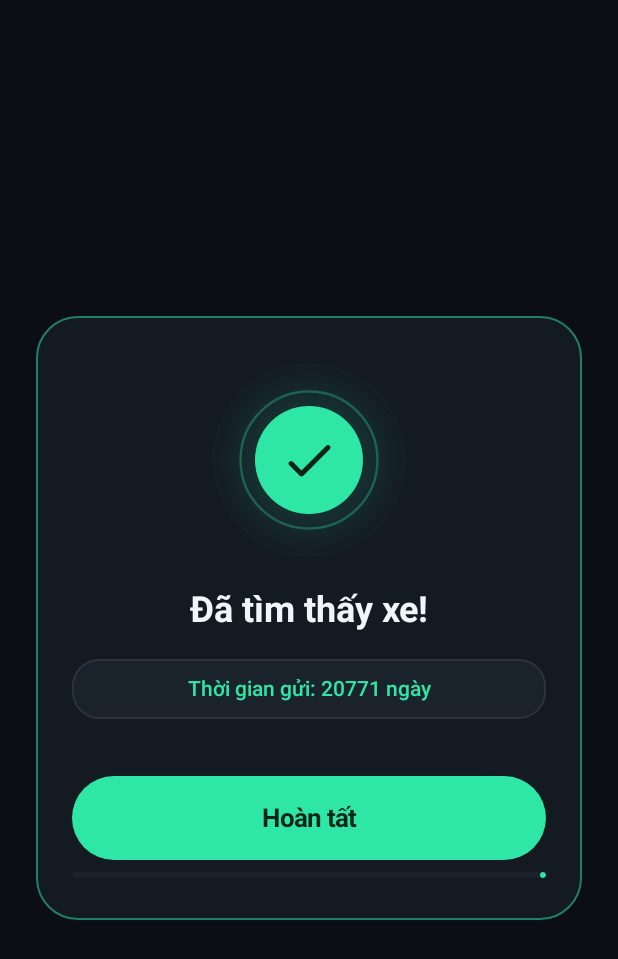
After one commit to mrtruong43/FindMyCar, an Android app built with Jetpack Compose: the composable TripCompletedOverlay called with empty values, on a phone screen of 412 x 824 dp. The commit adds this screen. Shown: the top 959 px of the screen. Run offline under Robolectric (Android 15) with nearby library versions, the phone set to English and light mode, and no system bars.

Commit message:
feat: add celebratory trip-completed confirmation overlay with auto-dismiss

```diff
--- a/app/src/main/java/com/truong/findmycar/ui/components/TimeFormat.kt
+++ b/app/src/main/java/com/truong/findmycar/ui/components/TimeFormat.kt
@@ -23,3 +23,24 @@ fun formatElapsedTime(context: Context, savedAtMs: Long, nowMs: Long = System.cu
         }
     }
 }
+
+fun formatParkingDuration(context: Context, savedAtMs: Long, nowMs: Long = System.currentTimeMillis()): String {
+    val diffMinutes = ((nowMs - savedAtMs).coerceAtLeast(0L)) / 60_000L
+    return when {
+        diffMinutes < 1L -> context.getString(R.string.trip_completed_duration_under_min)
+        diffMinutes < 60L -> context.getString(R.string.trip_completed_duration_mins, diffMinutes.toInt())
+        diffMinutes < 24L * 60L -> {
+            val hours = (diffMinutes / 60L).toInt()
+            val mins = (diffMinutes % 60L).toInt()
+            if (mins == 0) {
+                context.getString(R.string.trip_completed_duration_hours, hours)
+            } else {
+                context.getString(R.string.trip_completed_duration_hours_mins, hours, mins)
+            }
+        }
+        else -> {
+            val days = (diffMinutes / (24L * 60L)).toInt()
+            context.getString(R.string.trip_completed_duration_days, days)
+        }
+    }
+}
--- /dev/null
+++ b/app/src/main/java/com/truong/findmycar/ui/components/TripCompletedOverlay.kt
@@ -0,0 +1,355 @@
+package com.truong.findmycar.ui.components
+
+import android.content.Context
+import android.os.Build
+import android.os.VibrationEffect
+import android.os.Vibrator
+import android.os.VibratorManager
+import androidx.compose.animation.core.Animatable
+import androidx.compose.animation.core.FastOutSlowInEasing
+import androidx.compose.animation.core.LinearEasing
+import androidx.compose.animation.core.RepeatMode
+import androidx.compose.animation.core.Spring
+import androidx.compose.animation.core.animateFloat
+import androidx.compose.animation.core.infiniteRepeatable
+import androidx.compose.animation.core.rememberInfiniteTransition
+import androidx.compose.animation.core.spring
+import androidx.compose.animation.core.tween
+import androidx.compose.foundation.BorderStroke
+import androidx.compose.foundation.Canvas
+import androidx.compose.foundation.background
+import androidx.compose.foundation.clickable
+import androidx.compose.foundation.interaction.MutableInteractionSource
+import androidx.compose.foundation.layout.Arrangement
+import androidx.compose.foundation.layout.Box
+import androidx.compose.foundation.layout.Column
+import androidx.compose.foundation.layout.Row
+import androidx.compose.foundation.layout.Spacer
+import androidx.compose.foundation.layout.fillMaxSize
+import androidx.compose.foundation.layout.fillMaxWidth
+import androidx.compose.foundation.layout.height
+import androidx.compose.foundation.layout.padding
+import androidx.compose.foundation.layout.size
+import androidx.compose.foundation.layout.widthIn
+import androidx.compose.foundation.shape.CircleShape
+import androidx.compose.foundation.shape.RoundedCornerShape
+import androidx.compose.material.icons.Icons
+import androidx.compose.material.icons.rounded.Check
+import androidx.compose.material3.Button
+import androidx.compose.material3.ButtonDefaults
+import androidx.compose.material3.Icon
+import androidx.compose.material3.LinearProgressIndicator
+import androidx.compose.material3.MaterialTheme
+import androidx.compose.material3.Surface
+import androidx.compose.material3.Text
+import androidx.compose.runtime.Composable
+import androidx.compose.runtime.LaunchedEffect
+import androidx.compose.runtime.getValue
+import androidx.compose.runtime.mutableStateOf
+import androidx.compose.runtime.remember
+import androidx.compose.runtime.setValue
+import androidx.compose.ui.Alignment
+import androidx.compose.ui.Modifier
+import androidx.compose.ui.draw.clip
+import androidx.compose.ui.draw.scale
+import androidx.compose.ui.geometry.Offset
+import androidx.compose.ui.graphics.Brush
+import androidx.compose.ui.graphics.Color
+import androidx.compose.ui.graphics.StrokeCap
+import androidx.compose.ui.graphics.drawscope.Stroke
+import androidx.compose.ui.hapticfeedback.HapticFeedbackType
+import androidx.compose.ui.platform.LocalContext
+import androidx.compose.ui.platform.LocalHapticFeedback
+import androidx.compose.ui.res.stringResource
+import androidx.compose.ui.text.font.FontWeight
+import androidx.compose.ui.text.style.TextAlign
+import androidx.compose.ui.text.style.TextOverflow
+import androidx.compose.ui.unit.dp
+import androidx.compose.ui.unit.sp
+import com.truong.findmycar.R
+import com.truong.findmycar.ui.theme.MintAccent
+import com.truong.findmycar.ui.theme.NearBlackBg
+import com.truong.findmycar.ui.theme.OnMintAccent
+import com.truong.findmycar.ui.theme.SurfaceLayer1
+import com.truong.findmycar.ui.theme.SurfaceLayer2
+import com.truong.findmycar.ui.theme.TextPrimary
+import com.truong.findmycar.ui.theme.TextSecondary
+import kotlinx.coroutines.launch
+import kotlin.math.PI
+import kotlin.math.cos
+import kotlin.math.sin
+
+@Composable
+fun TripCompletedOverlay(
+    savedAtMs: Long,
+    note: String,
+    hapticEnabled: Boolean,
+    onDismiss: () -> Unit,
+    modifier: Modifier = Modifier
+) {
+    val context = LocalContext.current
+    val haptic = LocalHapticFeedback.current
+
+    var dismissed by remember { mutableStateOf(false) }
+    fun finishOnce() {
+        if (!dismissed) {
+            dismissed = true
+            onDismiss()
+        }
+    }
+
+    val badgeScale = remember { Animatable(0.25f) }
+    val sparkProgress = remember { Animatable(0f) }
+    val autoDismissProgress = remember { Animatable(0f) }
+
+    val durationText = remember(savedAtMs) {
+        formatParkingDuration(context, savedAtMs)
+    }
+
+    LaunchedEffect(Unit) {
+        if (hapticEnabled) {
+            triggerCelebrationHaptic(context) {
+                haptic.performHapticFeedback(HapticFeedbackType.LongPress)
+            }
+        }
+        launch {
+            badgeScale.animateTo(
+                targetValue = 1f,
+                animationSpec = spring(
+                    dampingRatio = 0.50f,
+                    stiffness = Spring.StiffnessMediumLow
+                )
+            )
+        }
+        launch {
+            sparkProgress.animateTo(
+                targetValue = 1f,
+                animationSpec = tween(durationMillis = 850, easing = FastOutSlowInEasing)
+            )
+        }
+        autoDismissProgress.animateTo(
+            targetValue = 1f,
+            animationSpec = tween(durationMillis = 2_500, easing = LinearEasing)
+        )
+        finishOnce()
+    }
+
+    val infiniteTransition = rememberInfiniteTransition(label = "celebration_rings")
+    val ringWave by infiniteTransition.animateFloat(
+        initialValue = 0f,
+        targetValue = 1f,
+        animationSpec = infiniteRepeatable(
+            animation = tween(durationMillis = 1_500, easing = FastOutSlowInEasing),
+            repeatMode = RepeatMode.Restart
+        ),
+        label = "ring_wave"
+    )
+
+    Box(
+        modifier = modifier
+            .fillMaxSize()
+            .background(NearBlackBg.copy(alpha = 0.92f))
+            .clickable(
+                interactionSource = remember { MutableInteractionSource() },
+                indication = null
+            ) { /* absorb backdrop taps */ }
+            .padding(horizontal = 24.dp),
+        contentAlignment = Alignment.Center
+    ) {
+        Surface(
+            shape = RoundedCornerShape(28.dp),
+            color = SurfaceLayer1,
+            border = BorderStroke(1.2.dp, MintAccent.copy(alpha = 0.50f)),
+            modifier = Modifier
+                .fillMaxWidth()
+                .widthIn(max = 420.dp)
+        ) {
+            Column(
+                modifier = Modifier
+                    .fillMaxWidth()
+                    .padding(horizontal = 24.dp, vertical = 28.dp),
+                horizontalAlignment = Alignment.CenterHorizontally,
+                verticalArrangement = Arrangement.spacedBy(18.dp)
+            ) {
+                // Animated Checkmark Badge + Expanding Concentric Radar Rings + Particle Sparks
+                Box(
+                    modifier = Modifier.size(136.dp),
+                    contentAlignment = Alignment.Center
+                ) {
+                    Canvas(modifier = Modifier.fillMaxSize()) {
+                        val centerPt = center
+                        val maxR = size.minDimension * 0.48f
+
+                        // Ambient emerald glow
+                        drawCircle(
+                            brush = Brush.radialGradient(
+                                colors = listOf(
+                                    MintAccent.copy(alpha = 0.24f),
+                                    Color.Transparent
+                                ),
+                                center = centerPt,
+                                radius = maxR
+                            ),
+                            center = centerPt,
+                            radius = maxR
+                        )
+
+                        // Expanding concentric radar rings
+                        listOf(0f, 0.5f).forEach { offset ->
+                            val phase = (ringWave + offset) % 1f
+                            val r = maxR * (0.45f + phase * 0.55f)
+                            val alpha = (1f - phase) * 0.55f
+                            drawCircle(
+                                color = MintAccent.copy(alpha = alpha),
+                                radius = r,
+                                center = centerPt,
+                                style = Stroke(width = 1.6.dp.toPx())
+                            )
+                        }
+
+                        // Minimalist emerald particle sparks
+                        val sparkP = sparkProgress.value
+                        if (sparkP in 0.02f..0.98f) {
+                            val sparkAlpha = (1f - sparkP) * 0.9f
+                            val sparkCount = 8
+                            for (i in 0 until sparkCount) {
+                                val angle = (2.0 * PI * i / sparkCount) + (PI / 8.0)
+                                val startR = maxR * (0.50f + sparkP * 0.28f)
+                                val endR = startR + 8.dp.toPx() * (1f - sparkP * 0.4f)
+                                drawLine(
+                                    color = if (i % 2 == 0) MintAccent.copy(alpha = sparkAlpha)
+                                    else Color(0xFF80FFF0).copy(alpha = sparkAlpha),
+                                    start = Offset(
+                                        centerPt.x + (startR * cos(angle)).toFloat(),
+                                        centerPt.y + (startR * sin(angle)).toFloat()
+                                    ),
+                                    end = Offset(
+                                        centerPt.x + (endR * cos(angle)).toFloat(),
+                                        centerPt.y + (endR * sin(angle)).toFloat()
+                                    ),
+                                    strokeWidth = 2.2.dp.toPx(),
+                                    cap = StrokeCap.Round
+                                )
+                            }
+                        }
+                    }
+
+                    Box(
+                        modifier = Modifier
+                            .size(72.dp)
+                            .scale(badgeScale.value)
+                            .clip(CircleShape)
+                            .background(MintAccent),
+                        contentAlignment = Alignment.Center
+                    ) {
+                        Icon(
+                            imageVector = Icons.Rounded.Check,
+                            contentDescription = null,
+                            tint = OnMintAccent,
+                            modifier = Modifier.size(40.dp)
+                        )
+                    }
+                }
+
+                // Headline
+                Text(
+                    text = stringResource(R.string.trip_completed_title),
+                    fontSize = 24.sp,
+                    fontWeight = FontWeight.Bold,
+                    color = TextPrimary,
+                    textAlign = TextAlign.Center
+                )
+
+                // Compact Trip Summary Pill (duration + saved floor/pillar note if present)
+                Surface(
+                    shape = RoundedCornerShape(18.dp),
+                    color = SurfaceLayer2,
+                    border = BorderStroke(1.dp, Color.White.copy(alpha = 0.08f)),
+                    modifier = Modifier.fillMaxWidth()
+                ) {
+                    Column(
+                        modifier = Modifier
+                            .fillMaxWidth()
+                            .padding(horizontal = 16.dp, vertical = 12.dp),
+                        horizontalAlignment = Alignment.CenterHorizontally,
+                        verticalArrangement = Arrangement.spacedBy(4.dp)
+                    ) {
+                        Text(
+                            text = durationText,
+                            style = MaterialTheme.typography.bodyMedium,
+                            fontWeight = FontWeight.SemiBold,
+                            color = MintAccent,
+                            textAlign = TextAlign.Center
+                        )
+                        if (note.isNotBlank()) {
+                            Text(
+                                text = note.trim(),
+                                style = MaterialTheme.typography.bodySmall,
+                                color = TextSecondary,
+                                maxLines = 2,
+                                overflow = TextOverflow.Ellipsis,
+                                textAlign = TextAlign.Center
+                            )
+                        }
+                    }
+                }
+
+                Spacer(modifier = Modifier.height(2.dp))
+
+                // Primary "Hoàn tất" button with 2.5s linear auto-dismiss progress bar
+                Column(
+                    modifier = Modifier.fillMaxWidth(),
+                    verticalArrangement = Arrangement.spacedBy(8.dp)
+                ) {
+                    Button(
+                        onClick = { finishOnce() },
+                        shape = CircleShape,
+                        colors = ButtonDefaults.buttonColors(
+                            containerColor = MintAccent,
+                            contentColor = OnMintAccent
+                        ),
+                        modifier = Modifier
+                            .fillMaxWidth()
+                            .height(56.dp)
+                    ) {
+                        Text(
+                            text = stringResource(R.string.trip_completed_done_button),
+                            style = MaterialTheme.typography.titleMedium,
+                            fontWeight = FontWeight.Bold
+                        )
+                    }
+
+                    LinearProgressIndicator(
+                        progress = { 1f - autoDismissProgress.value },
+                        color = MintAccent,
+                        trackColor = SurfaceLayer2,
+                        strokeCap = StrokeCap.Round,
+                        modifier = Modifier
+                            .fillMaxWidth()
+                            .height(4.dp)
+                            .clip(CircleShape)
+                    )
+                }
+            }
+        }
+    }
+}
+
+private fun triggerCelebrationHaptic(
+    context: Context,
+    fallback: () -> Unit
+) {
+    val vibrator = if (Build.VERSION.SDK_INT >= Build.VERSION_CODES.S) {
+        (context.getSystemService(Context.VIBRATOR_MANAGER_SERVICE) as? VibratorManager)?.defaultVibrator
+    } else {
+        @Suppress("DEPRECATION")
+        context.getSystemService(Context.VIBRATOR_SERVICE) as? Vibrator
+    }
+    if (vibrator != null && vibrator.hasVibrator()) {
+        runCatching {
+            vibrator.vibrate(VibrationEffect.createOneShot(45L, 200))
+        }.onFailure { fallback() }
+    } else {
+        fallback()
+    }
+}
--- a/app/src/main/java/com/truong/findmycar/ui/find/FindCarViewModel.kt
+++ b/app/src/main/java/com/truong/findmycar/ui/find/FindCarViewModel.kt
@@ -46,6 +46,7 @@ data class FindCarUiState(
     val guidance: GuidanceState = GuidanceState(phase = GuidancePhase.NO_SIGNAL_FALLBACK),
     val userHeadingDeg: Float = 0f,
     val vehicleType: VehicleHologramType = VehicleHologramType.SCOOTER,
+    val hapticEnabled: Boolean = true,
     val isLoading: Boolean = true
 )
 
@@ -150,6 +151,7 @@ class FindCarViewModel(
                 spot = spot,
                 guidance = createdEngine.currentState(),
                 vehicleType = settings.vehicleType,
+                hapticEnabled = settings.hapticFeedbackEnabled,
                 isLoading = false
             )
 
--- a/app/src/main/java/com/truong/findmycar/ui/home/HomeViewModel.kt
+++ b/app/src/main/java/com/truong/findmycar/ui/home/HomeViewModel.kt
@@ -46,6 +46,7 @@ data class HomeUiState(
     val recordedStepCount: Int = 0,
     val recordedDistanceMeters: Float = 0f,
     val autoDetectEnabled: Boolean = true,
+    val hapticFeedbackEnabled: Boolean = true,
     val barometerNoticeShown: Boolean = false,
     val floorHeightM: Float = 3.2f,
     val selectedEnvironmentMode: ParkingEnvironmentMode = ParkingEnvironmentMode.AUTO,
@@ -115,6 +116,7 @@ class HomeViewModel(
             recordedStepCount = maxOf(trackPoints.size, if (isTracking) telemetry.stepCount else 0),
             recordedDistanceMeters = maxOf(storedDist, if (isTracking) liveDist else 0f),
             autoDetectEnabled = settings.autoDetectEnabled,
+            hapticFeedbackEnabled = settings.hapticFeedbackEnabled,
             barometerNoticeShown = settings.barometerNoticeShown,
             floorHeightM = settings.floorHeightM,
             selectedEnvironmentMode = selectedMode,
--- a/app/src/main/res/values/strings.xml
+++ b/app/src/main/res/values/strings.xml
@@ -280,6 +280,15 @@
     <string name="hologram_stage_locked_cd">Mô hình xe 2.5D đã khóa vị trí, chạm để xoay 360 độ</string>
     <string name="hologram_drag_hint">Chạm và vuốt để xoay 360°</string>
 
+    <!-- Trip Completed Overlay -->
+    <string name="trip_completed_title">Đã tìm thấy xe!</string>
+    <string name="trip_completed_duration_under_min">Thời gian gửi: dưới 1 phút</string>
+    <string name="trip_completed_duration_mins">Thời gian gửi: %1$d phút</string>
+    <string name="trip_completed_duration_hours">Thời gian gửi: %1$d giờ</string>
+    <string name="trip_completed_duration_hours_mins">Thời gian gửi: %1$d giờ %2$d phút</string>
+    <string name="trip_completed_duration_days">Thời gian gửi: %1$d ngày</string>
+    <string name="trip_completed_done_button">Hoàn tất</string>
+
     <!-- Placeholders for M6 -->
     <string name="placeholder_coming_soon">Tính năng đang được phát triển ở mốc tiếp theo.</string>
 </resources>
```
Also changed, not shown: app/src/main/java/com/truong/findmycar/ui/find/FindCarScreen.kt (+23 -1 lines), app/src/main/java/com/truong/findmycar/ui/home/HomeScreen.kt (+12 -0 lines), 1 other file.
